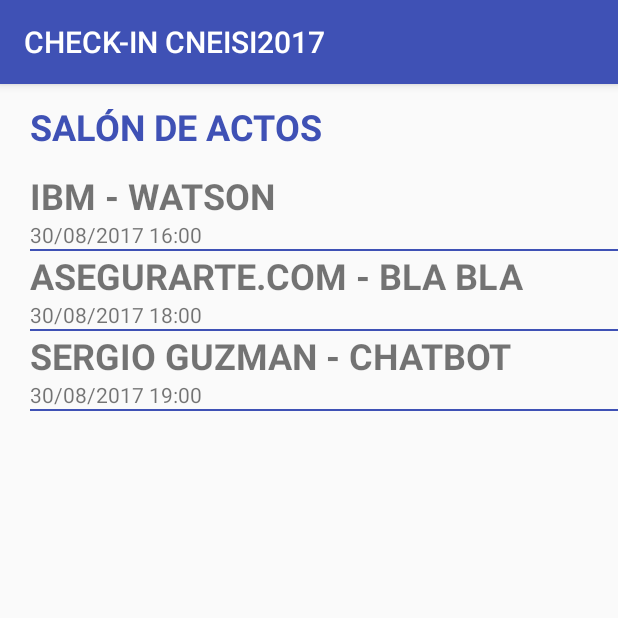
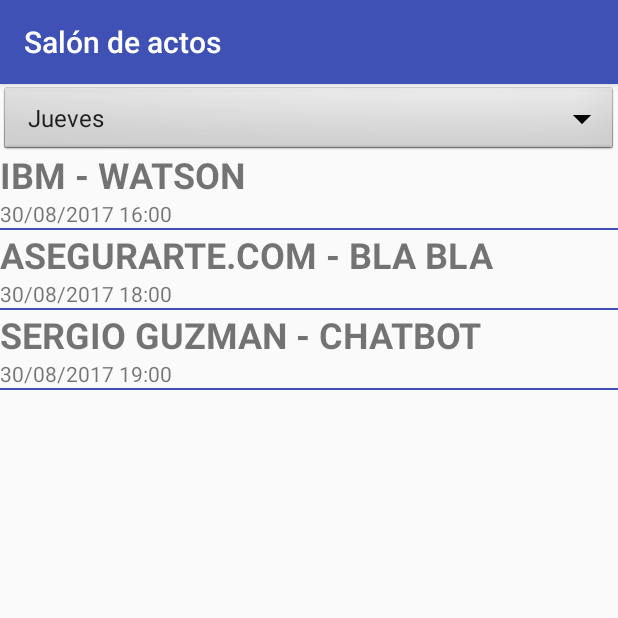
Before and after one commit to UTN-FRSFCO/cneisi2017-checkin, an Android app: the MainActivity screen opened directly, with no data from a screen before it, after a tap on "Salón de actos", on a phone screen of 412 x 824 dp, the top half of it. Run offline under Robolectric (Android 15) with nearby library versions, the phone set to English and light mode, and no system bars.

Commit message:
Sync conferences

```diff
--- a/app/build.gradle
+++ b/app/build.gradle
@@ -29,5 +29,6 @@ dependencies {
     compile 'com.android.support.constraint:constraint-layout:1.0.2'
     compile 'com.journeyapps:zxing-android-embedded:3.5.0'
     compile 'com.android.support:design:25.3.1'
+//    compile 'dk.schaumburgit.fast-barcode-scanner:fast-barcode-scanner:1.0.2'
     testCompile 'junit:junit:4.12'
 }
--- a/app/src/main/java/ar/edu/utn/sanfrancisco/cneisi/checkin_cneisi2017/ConferencesActivity.java
+++ b/app/src/main/java/ar/edu/utn/sanfrancisco/cneisi/checkin_cneisi2017/ConferencesActivity.java
@@ -11,22 +11,26 @@ import android.view.ViewGroup;
 import android.widget.AdapterView;
 import android.widget.ArrayAdapter;
 import android.widget.ListView;
+import android.widget.Spinner;
 import android.widget.TextView;
 import android.widget.Toast;
 
-import com.google.zxing.integration.android.IntentIntegrator;
-
+import java.text.DateFormat;
+import java.text.SimpleDateFormat;
 import java.util.ArrayList;
+import java.util.Calendar;
+import java.util.Date;
 
 import ar.edu.utn.sanfrancisco.cneisi.checkin_cneisi2017.Models.Conference;
 
 public class ConferencesActivity extends AppCompatActivity {
     TextView tvAuditoriumName;
     ListView lvConferences;
+    Spinner spinnerDays;
+
+    private String[] arraySpinner;
 
     ProgressDialog dialog;
-
-    private IntentIntegrator qrScan;
 
     @Override
     protected void onCreate(Bundle savedInstanceState) {
@@ -35,12 +39,27 @@ public class ConferencesActivity extends AppCompatActivity {
 
         tvAuditoriumName = (TextView) findViewById(R.id.tvAuditoriumName);
         lvConferences = (ListView) findViewById(R.id.lvConferences);
-        qrScan = new IntentIntegrator(this);
+        spinnerDays = (Spinner) findViewById(R.id.spinnerDay);
 
         Bundle bundle = getIntent().getExtras();
         String auditoriumName = bundle.getString("auditorium");
 
-        tvAuditoriumName.setText(auditoriumName);
+        this.setTitle(auditoriumName);
+
+        this.arraySpinner = new String[] {
+                "Jueves", "Viernes"
+        };
+
+        ArrayAdapter<String> adapterDays = new ArrayAdapter<String>(this,
+                android.R.layout.simple_spinner_item, arraySpinner);
+        adapterDays.setDropDownViewResource(android.R.layout.simple_spinner_dropdown_item);
+        spinnerDays.setAdapter(adapterDays);
+
+        if (isSecondDay()) {
+            spinnerDays.setSelection(1);
+        } else {
+            spinnerDays.setSelection(0);
+        }
 
         dialog = new ProgressDialog(this);
         dialog.setIndeterminate(true);
@@ -117,4 +136,24 @@ public class ConferencesActivity extends AppCompatActivity {
 
         return conferences;
     }
+
+    private boolean isSecondDay() {
+        Calendar calendar = Calendar.getInstance();
+
+        calendar.set(Calendar.YEAR, 2017);
+        calendar.set(Calendar.MONTH, Calendar.SEPTEMBER);
+        calendar.set(Calendar.DAY_OF_MONTH, 1);
+        Date secondDay = calendar.getTime();
+
+        DateFormat dateFormat = new SimpleDateFormat("dd-MM-yyyy");
+
+        String secondDayAsString = dateFormat.format(secondDay);
+
+        calendar = Calendar.getInstance();
+        Date today = calendar.getTime();
+
+        String todayAsString = dateFormat.format(today);
+
+        return secondDayAsString.equals(todayAsString);
+    }
 }
--- a/app/src/main/java/ar/edu/utn/sanfrancisco/cneisi/checkin_cneisi2017/MainActivity.java
+++ b/app/src/main/java/ar/edu/utn/sanfrancisco/cneisi/checkin_cneisi2017/MainActivity.java
@@ -16,6 +16,7 @@ import android.widget.Toast;
 import java.util.ArrayList;
 
 import ar.edu.utn.sanfrancisco.cneisi.checkin_cneisi2017.Models.Auditorium;
+import ar.edu.utn.sanfrancisco.cneisi.checkin_cneisi2017.Services.ApiService;
 
 public class MainActivity extends AppCompatActivity {
     private ListView lvAuditoriums;
@@ -49,6 +50,9 @@ public class MainActivity extends AppCompatActivity {
                 }
             }
         });
+
+        ApiService apiService = new ApiService();
+        apiService.getConferences(this);
     }
 
     public class AuditoriumAdapter extends ArrayAdapter<Auditorium> {
--- a/app/src/main/java/ar/edu/utn/sanfrancisco/cneisi/checkin_cneisi2017/Services/ApiService.java
+++ b/app/src/main/java/ar/edu/utn/sanfrancisco/cneisi/checkin_cneisi2017/Services/ApiService.java
@@ -1,24 +1,34 @@
 package ar.edu.utn.sanfrancisco.cneisi.checkin_cneisi2017.Services;
 
+import android.content.Context;
+import android.os.AsyncTask;
 import android.os.StrictMode;
 import android.text.format.DateFormat;
 import android.util.Log;
 
+import org.json.JSONArray;
+import org.json.JSONObject;
+
+import java.io.BufferedReader;
+import java.io.InputStreamReader;
 import java.io.OutputStream;
 import java.net.HttpURLConnection;
 import java.net.URL;
+import java.util.ArrayList;
 
 import ar.edu.utn.sanfrancisco.cneisi.checkin_cneisi2017.Models.Assistance;
+import ar.edu.utn.sanfrancisco.cneisi.checkin_cneisi2017.Models.Conference;
+import ar.edu.utn.sanfrancisco.cneisi.checkin_cneisi2017.Persistence.AssistanceDbHelper;
+import ar.edu.utn.sanfrancisco.cneisi.checkin_cneisi2017.Persistence.ConferenceDbHelper;
 
 public class ApiService {
 
-    private String API_URL = "http://82f46fec.ngrok.io/api";
+    private String API_URL = "http://dc32fb58.ngrok.io/api";
 
     public boolean postAssistance(Assistance assistance) {
         try {
             int SDK_INT = android.os.Build.VERSION.SDK_INT;
-            if (SDK_INT > 8)
-            {
+            if (SDK_INT > 8) {
                 StrictMode.ThreadPolicy policy = new StrictMode.ThreadPolicy.Builder()
                         .permitAll().build();
                 StrictMode.setThreadPolicy(policy);
@@ -32,7 +42,7 @@ public class ApiService {
 
             urlConnection.setDoOutput(true);
 
-            String params = "conference_id="  + assistance.getConferenceId() +
+            String params = "conference_id=" + assistance.getConferenceId() +
                     "&date=" + assistance.getDate() +
                     "&dni=" + assistance.getDni() +
                     "&catcher_name=" + assistance.getCatcherName();
@@ -46,7 +56,7 @@ public class ApiService {
             urlConnection.connect();
 
             try {
-                if(urlConnection.getResponseCode() == 200) {
+                if (urlConnection.getResponseCode() == 200) {
                     return true;
                 }
             } finally {
@@ -59,4 +69,74 @@ public class ApiService {
             return false;
         }
     }
+
+    public void getConferences(Context context) {
+        AsyncGetConferences asyncGetConferences = new AsyncGetConferences(context);
+        asyncGetConferences.execute();
+    }
+
+    public class AsyncGetConferences extends AsyncTask<String, String, String> {
+        protected Context context;
+
+        public AsyncGetConferences(Context context)
+        {
+            this.context = context;
+        }
+
+        @Override
+        protected String doInBackground(String... params) {
+            try {
+                String urlPath = API_URL + "/conferences?api_token=123456";
+                URL url = new URL(urlPath);
+                HttpURLConnection urlConnection = (HttpURLConnection) url.openConnection();
+                urlConnection.setRequestMethod("GET");
+                urlConnection.setRequestProperty("Accept", "application/json");
+                urlConnection.connect();
+
+                try {
+                    BufferedReader bufferedReader = new BufferedReader(new InputStreamReader(urlConnection.getInputStream()));
+                    StringBuilder stringBuilder = new StringBuilder();
+                    String line;
+                    while ((line = bufferedReader.readLine()) != null) {
+                        stringBuilder.append(line).append("\n");
+                    }
+                    bufferedReader.close();
+
+                    String jsonString = stringBuilder.toString();
+
+                    return jsonString;
+                } finally {
+                    urlConnection.disconnect();
+                }
+            } catch (Exception e) {
+                Log.e("ERROR", e.getMessage(), e);
+                return null;
+            }
+        }
+
+        @Override
+        protected void onPostExecute(final String jsonString) {
+            super.onPostExecute(jsonString);
+
+            try {
+                final JSONArray jsonArray = new JSONArray(jsonString);
+
+                final ArrayList<Conference> conferences = Conference.fromJson(jsonArray);
+
+                saveConferences(conferences);
+            } catch (Exception e) {
+                Log.e("ERROR", e.getMessage());
+            }
+        }
+
+        public void saveConferences(ArrayList<Conference> conferences) {
+            ConferenceDbHelper conferenceDbHelper = new ConferenceDbHelper(this.context);
+
+            if (conferenceDbHelper.getAllConferences().getCount() == 0) {
+                for (Conference conference: conferences) {
+                    conferenceDbHelper.saveConference(conference);
+                }
+            }
+        }
+    }
 }
--- a/app/src/main/res/layout/activity_conferences.xml
+++ b/app/src/main/res/layout/activity_conferences.xml
@@ -4,31 +4,21 @@
     android:layout_width="match_parent"
     android:layout_height="match_parent">
 
-    <TextView
-        android:id="@+id/tvAuditoriumName"
-        android:layout_width="wrap_content"
-        android:layout_height="wrap_content"
-        android:layout_marginLeft="20dp"
-        android:layout_marginStart="20dp"
-        android:layout_marginTop="12dp"
-        android:text="Auditorio"
-        android:textAllCaps="true"
-        android:textColor="@color/colorPrimary"
-        android:textSize="24sp"
-        android:textStyle="bold"
+    <ListView
+        android:id="@+id/lvConferences"
+        android:layout_width="match_parent"
+        android:layout_height="match_parent"
+        android:divider="@color/colorPrimary"
+        android:dividerHeight="1dp"
+        android:layout_marginTop="44dp"
         android:layout_alignParentTop="true"
         android:layout_alignParentLeft="true"
         android:layout_alignParentStart="true" />
 
-    <ListView
-        android:id="@+id/lvConferences"
-        android:layout_width="match_parent"
-        android:layout_height="match_parent"
-        android:layout_alignLeft="@+id/tvAuditoriumName"
-        android:layout_alignStart="@+id/tvAuditoriumName"
-        android:layout_below="@+id/tvAuditoriumName"
-        android:divider="@color/colorPrimary"
-        android:dividerHeight="1dp"
-        android:layout_marginTop="13dp" />
+    <Spinner
+        android:id="@+id/spinnerDay"
+        style="@android:style/Widget.Spinner"
+        android:layout_width="fill_parent"
+        android:layout_height="wrap_content" />
 
 </RelativeLayout>
--- a/app/src/main/res/values/styles.xml
+++ b/app/src/main/res/values/styles.xml
@@ -7,5 +7,4 @@
         <item name="colorPrimaryDark">@color/colorPrimaryDark</item>
         <item name="colorAccent">@color/colorAccent</item>
     </style>
-
 </resources>
```
Also changed, not shown: app/src/main/java/ar/edu/utn/sanfrancisco/cneisi/checkin_cneisi2017/LoginActivity.java (+9 -0 lines), app/src/main/java/ar/edu/utn/sanfrancisco/cneisi/checkin_cneisi2017/Models/Conference.java (+72 -3 lines), app/src/main/java/ar/edu/utn/sanfrancisco/cneisi/checkin_cneisi2017/Persistence/ConferenceDbHelper.java (+60 -1 lines), app/src/main/java/ar/edu/utn/sanfrancisco/cneisi/checkin_cneisi2017/Persistence/DatabaseContract.java (+7 -5 lines).
